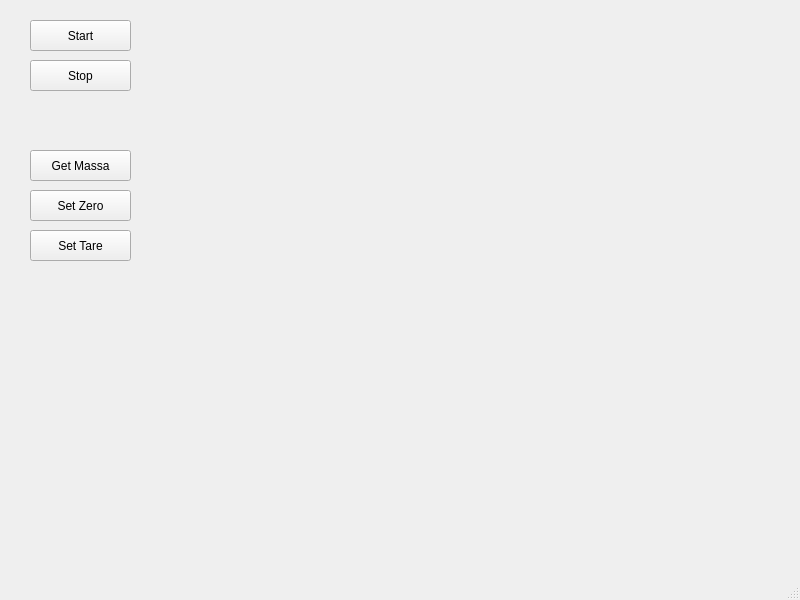
The window that mainwindow.ui (cyrillwork/MassaK) describes before a commit, drawn with Qt 5.
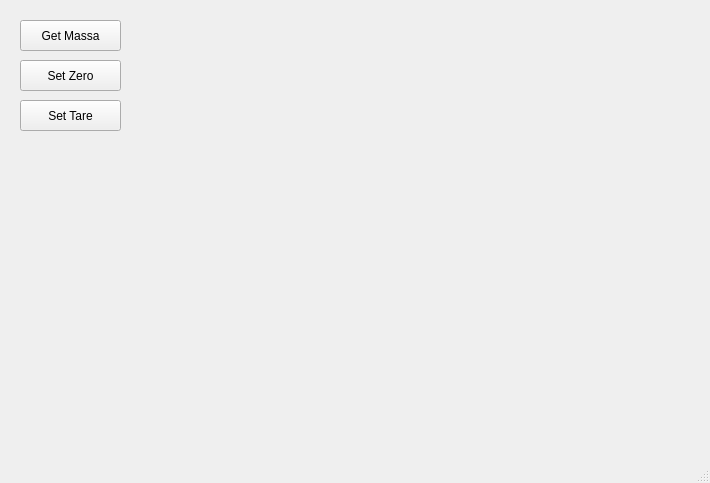
The same window after the commit.

Patch:
```diff
--- a/mainwindow.ui
+++ b/mainwindow.ui
@@ -6,8 +6,8 @@
    <rect>
     <x>0</x>
     <y>0</y>
-    <width>800</width>
-    <height>600</height>
+    <width>710</width>
+    <height>483</height>
    </rect>
   </property>
   <property name="windowTitle">
@@ -20,8 +20,8 @@
    <widget class="QPushButton" name="getMassa">
     <property name="geometry">
      <rect>
-      <x>30</x>
-      <y>150</y>
+      <x>20</x>
+      <y>20</y>
       <width>101</width>
       <height>31</height>
      </rect>
@@ -33,47 +33,21 @@
    <widget class="QPushButton" name="setZero">
     <property name="geometry">
      <rect>
-      <x>30</x>
-      <y>190</y>
-      <width>101</width>
-      <height>31</height>
-     </rect>
-    </property>
-    <property name="text">
-     <string>Set Zero</string>
-    </property>
-   </widget>
-   <widget class="QPushButton" name="startButton">
-    <property name="geometry">
-     <rect>
-      <x>30</x>
-      <y>20</y>
-      <width>101</width>
-      <height>31</height>
-     </rect>
-    </property>
-    <property name="text">
-     <string>Start</string>
-    </property>
-   </widget>
-   <widget class="QPushButton" name="stopButton">
-    <property name="geometry">
-     <rect>
-      <x>30</x>
+      <x>20</x>
       <y>60</y>
       <width>101</width>
       <height>31</height>
      </rect>
     </property>
     <property name="text">
-     <string>Stop</string>
+     <string>Set Zero</string>
     </property>
    </widget>
    <widget class="QPushButton" name="setTare">
     <property name="geometry">
      <rect>
-      <x>30</x>
-      <y>230</y>
+      <x>20</x>
+      <y>100</y>
       <width>101</width>
       <height>31</height>
      </rect>
```
Left out of the diff: 25 changed lines with no effect on the pictures.
